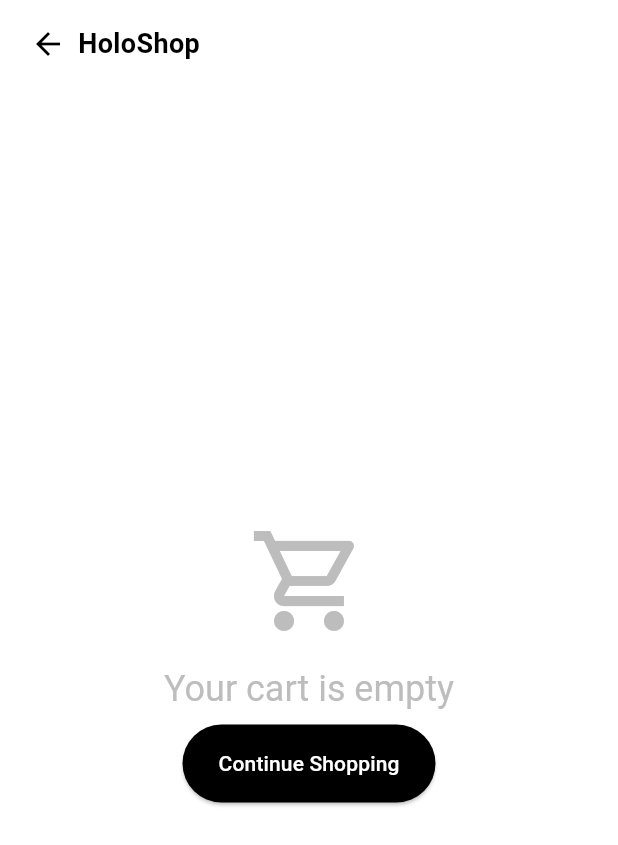
After one commit to msaify44/HoloShop, a Flutter app: the screen it shows after launch, after a tap on "View Cart", on a phone screen of 412 x 824 dp. The commit adds this screen. Shown: the top 845 px of the screen. Run offline on Flutter 3.47's test engine with Material 3 defaults, Android fonts, the phone set to English and light mode, and no system bars; our stand-ins replace dio, flutter_bloc, freezed_annotation, get_it, retrofit, shimmer; generated files the repository leaves out were written again; network calls fail.

Commit message:
HS-4 : Cart summary page implementation.

```diff
--- a/lib/features/cart/domain/entity/cart_price.dart
+++ b/lib/features/cart/domain/entity/cart_price.dart
@@ -1,5 +1,4 @@
 import 'package:freezed_annotation/freezed_annotation.dart';
-import 'package:holo_shop/features/cart/domain/entity/cart_item.dart';
 
 part 'cart_price.freezed.dart';
 
--- a/lib/features/cart/presentation/bloc/cart_bloc.dart
+++ b/lib/features/cart/presentation/bloc/cart_bloc.dart
@@ -3,7 +3,6 @@ import 'package:holo_shop/features/cart/presentation/bloc/cart_event.dart';
 import 'package:holo_shop/features/cart/presentation/bloc/cart_state.dart';
 import 'package:holo_shop/features/cart/domain/entity/cart_item.dart';
 import 'package:holo_shop/features/cart/domain/entity/cart.dart';
-import 'package:holo_shop/features/cart/domain/entity/cart_price.dart';
 import 'package:holo_shop/features/cart/domain/use_cases/calculate_cart_price/calculate_cart_price_use_case.dart';
 import 'package:holo_shop/shared/product/domain/entity/product.dart';
 
--- /dev/null
+++ b/lib/features/cart/presentation/screens/cart_screen.dart
@@ -0,0 +1,116 @@
+import 'package:flutter/material.dart';
+import 'package:flutter_bloc/flutter_bloc.dart';
+import 'package:holo_shop/core/design_system/atoms/dimensions.dart';
+import 'package:holo_shop/features/cart/presentation/bloc/cart_bloc.dart';
+import 'package:holo_shop/features/cart/presentation/bloc/cart_state.dart';
+import 'package:holo_shop/features/cart/presentation/widgets/cart_item_widget.dart';
+import 'package:holo_shop/features/cart/presentation/widgets/cart_summary_widget.dart';
+import 'package:holo_shop/generated/l10n.dart';
+import 'package:holo_shop/shared/widgets/app_bar_widget.dart';
+
+class CartScreen extends StatelessWidget {
+  const CartScreen({super.key});
+
+  @override
+  Widget build(BuildContext context) {
+    return Scaffold(
+      backgroundColor: Colors.white,
+      appBar: AppBarWidget(showBackButton: true, showViewCartButton: false),
+      body: BlocBuilder<CartBloc, CartState>(
+        builder: (context, state) {
+          return state.when(
+            empty: () => _buildEmptyCart(context),
+            loaded: (cart) => _buildCartContent(context, cart),
+          );
+        },
+      ),
+    );
+  }
+
+  Widget _buildEmptyCart(BuildContext context) {
+    return Center(
+      child: Column(
+        mainAxisAlignment: MainAxisAlignment.center,
+        children: [
+          Icon(Icons.shopping_cart_outlined, size: 80, color: Colors.grey[400]),
+          const SizedBox(height: Dimensions.dp16),
+          Text(
+            S.of(context).cartEmpty,
+            style: Theme.of(
+              context,
+            ).textTheme.headlineSmall?.copyWith(color: Colors.grey[400]),
+          ),
+          const SizedBox(height: Dimensions.dp8),
+          ElevatedButton(
+            onPressed: () => Navigator.of(context).pop(),
+            style: ElevatedButton.styleFrom(
+              backgroundColor: Colors.black,
+              foregroundColor: Colors.white,
+              padding: const EdgeInsets.symmetric(
+                horizontal: Dimensions.dp24,
+                vertical: Dimensions.dp16,
+              ),
+            ),
+            child: Text(S.of(context).continueShopping),
+          ),
+        ],
+      ),
+    );
+  }
+
+  Widget _buildCartContent(BuildContext context, cart) {
+    return SingleChildScrollView(
+      padding: const EdgeInsets.all(Dimensions.dp16),
+      child: Column(
+        crossAxisAlignment: CrossAxisAlignment.start,
+        children: [
+          // Continue Shopping button
+          _buildContinueShopping(context),
+          const SizedBox(height: Dimensions.dp24),
+
+          // Shopping Cart heading
+          Text(
+            S.of(context).shoppingCart,
+            style: Theme.of(context).textTheme.headlineMedium?.copyWith(
+              fontWeight: FontWeight.bold,
+              color: Colors.black,
+            ),
+          ),
+          const SizedBox(height: Dimensions.dp16),
+
+          // Cart items
+          ...cart.items.map(
+            (item) => Padding(
+              padding: const EdgeInsets.only(bottom: Dimensions.dp16),
+              child: CartItemWidget(item: item),
+            ),
+          ),
+
+          const SizedBox(height: Dimensions.dp24),
+
+          // Order Summary
+          CartSummaryWidget(cart: cart),
+        ],
+      ),
+    );
+  }
+
+  Widget _buildContinueShopping(BuildContext context) {
+    return InkWell(
+      onTap: () => Navigator.of(context).pop(),
+      child: Row(
+        children: [
+          Icon(Icons.inventory_2, color: Colors.black, size: 20),
+          const SizedBox(width: Dimensions.dp8),
+          Text(
+            S.of(context).continueShopping,
+            style: Theme.of(context).textTheme.bodyLarge?.copyWith(
+              color: Colors.black,
+              decoration: TextDecoration.underline,
+            ),
+          ),
+        ],
+      ),
+    );
+  }
+}
--- a/lib/features/cart/presentation/widgets/view_cart_button.dart
+++ b/lib/features/cart/presentation/widgets/view_cart_button.dart
@@ -4,6 +4,7 @@ import 'package:holo_shop/core/design_system/atoms/dimensions.dart';
 import 'package:holo_shop/generated/l10n.dart';
 import 'package:holo_shop/features/cart/presentation/bloc/cart_bloc.dart';
 import 'package:holo_shop/features/cart/presentation/bloc/cart_state.dart';
+import 'package:holo_shop/features/cart/presentation/screens/cart_screen.dart';
 
 
 class ViewCartButton extends StatelessWidget {
@@ -11,7 +12,15 @@ class ViewCartButton extends StatelessWidget {
 
   @override
   Widget build(BuildContext context) {
-    return Container(
+    return GestureDetector(
+      onTap: () {
+        Navigator.of(context).push(
+          MaterialPageRoute(
+            builder: (context) => const CartScreen(),
+          ),
+        );
+      },
+      child: Container(
         padding: const EdgeInsets.symmetric(
           horizontal: Dimensions.dp16,
           vertical: Dimensions.dp8,
@@ -50,6 +59,7 @@ class ViewCartButton extends StatelessWidget {
             );
           },
         ),
+      ),
     );
   }
 }
--- a/lib/features/product_listing/presentation/widgets/products_listing_screen.dart
+++ b/lib/features/product_listing/presentation/screens/products_listing_screen.dart
@@ -1,7 +1,7 @@
 import 'package:flutter/material.dart';
 import 'package:flutter_bloc/flutter_bloc.dart';
 import 'package:holo_shop/core/di/injection_container.dart';
-import 'package:holo_shop/features/product_details/presentation/widgets/product_details_screen.dart';
+import 'package:holo_shop/features/product_details/presentation/screens/product_details_screen.dart';
 import 'package:holo_shop/features/product_listing/presentation/bloc/product_listing_bloc.dart';
 import 'package:holo_shop/features/product_listing/presentation/bloc/product_listing_event.dart';
 import 'package:holo_shop/features/product_listing/presentation/bloc/product_listing_state.dart';
--- a/lib/l10n/intl_en.arb
+++ b/lib/l10n/intl_en.arb
@@ -15,5 +15,15 @@
   "all": "All",
   "productDetailsErrorTitle": "Error loading product",
   "addToCart": "Add to Cart",
-  "addedToCart": "Added to cart"
+  "addedToCart": "Added to cart",
+  "cartEmpty": "Your cart is empty",
+  "continueShopping": "Continue Shopping",
+  "shoppingCart": "Shopping Cart",
+  "orderSummary": "Order Summary",
+  "subtotal": "Subtotal",
+  "shipping": "Shipping",
+  "free": "Free",
+  "total": "Total",
+  "proceedToCheckout": "Proceed to Checkout",
+  "checkoutNotImplemented": "Checkout functionality not implemented yet"
 }
--- a/lib/main.dart
+++ b/lib/main.dart
@@ -2,7 +2,7 @@ import 'package:flutter/material.dart';
 import 'package:flutter_bloc/flutter_bloc.dart';
 import 'package:holo_shop/core/di/injection_container.dart';
 import 'package:holo_shop/features/cart/presentation/bloc/cart_bloc.dart';
-import 'package:holo_shop/features/product_listing/presentation/widgets/products_listing_screen.dart';
+import 'package:holo_shop/features/product_listing/presentation/screens/products_listing_screen.dart';
 
 import 'generated/l10n.dart';
 
--- a/lib/shared/widgets/app_bar_widget.dart
+++ b/lib/shared/widgets/app_bar_widget.dart
@@ -6,8 +6,13 @@ import '../../generated/l10n.dart';
 
 class AppBarWidget extends StatelessWidget implements PreferredSizeWidget {
   final bool showBackButton;
+  final bool showViewCartButton;
 
-  const AppBarWidget({super.key, this.showBackButton = false});
+  const AppBarWidget({
+    super.key,
+    this.showBackButton = false,
+    this.showViewCartButton = true,
+  });
 
   @override
   Widget build(BuildContext context) {
@@ -60,7 +65,7 @@ class AppBarWidget extends StatelessWidget implements PreferredSizeWidget {
                 ),
               ],
             ),
-            ViewCartButton(),
+            if (showViewCartButton) ViewCartButton(),
           ],
         ),
       ),
```
Also changed, not shown: lib/features/cart/presentation/widgets/cart_item_widget.dart (added, +205 -0 lines), lib/features/cart/presentation/widgets/cart_summary_widget.dart (added, +147 -0 lines), lib/l10n/intl_ar.arb (+11 -1 lines), lib/features/product_details/presentation/screens/product_details_screen.dart (renamed from lib/features/product_details/presentation/widgets/product_details_screen.dart). Lines whose indentation alone changed are shown as unchanged.
